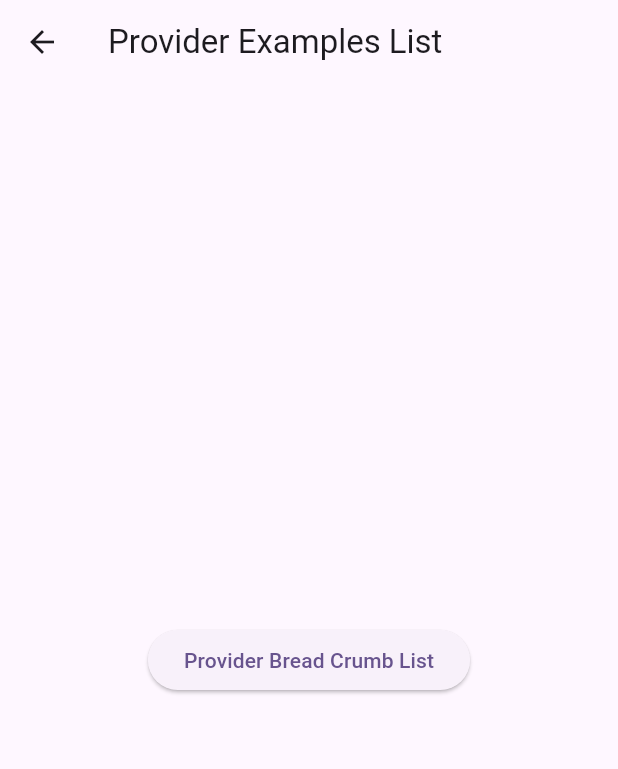
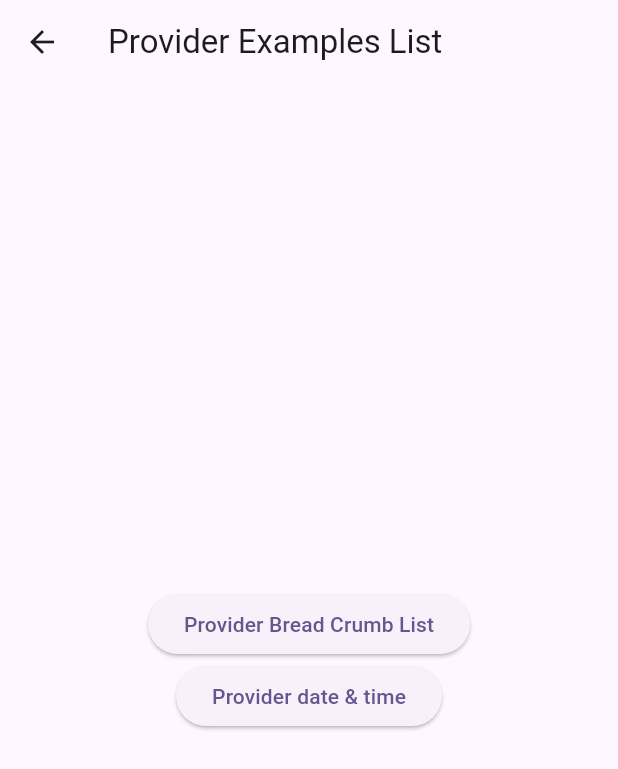
Before and after one commit to pranav-singh-parmar/state_manager_widgets_flutter, a Flutter app: the ProviderExampleListScreen screen opened directly, on a phone screen of 412 x 824 dp. Shown: the top 769 px of the screen. Run offline on Flutter 3.47's test engine with Material 3 defaults, Android fonts, the phone set to English and light mode, and no system bars.

Commit message:
Folder Update, create new screen for date showing provider

```diff
--- /dev/null
+++ b/lib/ui/screens/provider_examples/provider_date_and_time_screen/expensive_date_and_time_class.dart
@@ -0,0 +1,3 @@
+import 'base_date_and_time_class.dart';
+
+class ExpensiveDateAndTimeClass extends BaseDateAndTimeClass {}
--- a/lib/ui/screens/provider_examples/provider_example_list_screen.dart
+++ b/lib/ui/screens/provider_examples/provider_example_list_screen.dart
@@ -9,7 +9,8 @@ class ProviderExampleListScreen extends StatelessWidget {
   ProviderExampleListScreen({super.key});
 
   final List<NavigationEnum> _navigationList = [
-    NavigationEnum.providerBreadCrumbList
+    NavigationEnum.providerBreadCrumbList,
+    NavigationEnum.providerDateAndTime
   ];
 
   @override
@@ -42,6 +43,8 @@ class ProviderExampleListScreen extends StatelessWidget {
     switch (navigationEnum) {
       case NavigationEnum.providerBreadCrumbList:
         return AppTexts.providerBreadCrumbList;
+      case NavigationEnum.providerDateAndTime:
+        return AppTexts.providerDateAndTime;
       default:
         return "";
     }
--- a/lib/utility/app_texts.dart
+++ b/lib/utility/app_texts.dart
@@ -31,4 +31,7 @@ class AppTexts {
 
   //provider_add_bread_crumb_screen
   static const providerAddBreadCrumb = "Provider Add Bread Crumb";
+
+  //provider_date_and_time_screen
+  static const providerDateAndTime = "Provider date & time";
 }
--- a/lib/utility/constants.dart
+++ b/lib/utility/constants.dart
@@ -6,5 +6,6 @@ enum NavigationEnum {
   inheritedNotifier,
   providerExamples,
   providerBreadCrumbList,
-  providerAddBreadCrumb
+  providerAddBreadCrumb,
+  providerDateAndTime
 }
--- a/pubspec.yaml
+++ b/pubspec.yaml
@@ -36,6 +36,7 @@ dependencies:
   cupertino_icons: ^1.0.8
   uuid: ^4.5.1
   provider: ^6.1.2
+  meta: ^1.15.0
 
 dev_dependencies:
   flutter_test:
```
Also changed, not shown: lib/ui/screens/provider_examples/provider_date_and_time_screen/base_date_and_time_class.dart (added, +18 -0 lines), lib/ui/screens/provider_examples/provider_date_and_time_screen/provider_date_and_time_screen.dart (added, +18 -0 lines), lib/utility/navigation.dart (+7 -4 lines), lib/ui/screens/provider_examples/provider_bread_crumb_list_screen/bread_crumb.dart (renamed from lib/ui/screens/provider_examples/provider_bread_crumb_list_screen.dart/bread_crumb.dart), lib/ui/screens/provider_examples/provider_bread_crumb_list_screen/bread_crumb_provider.dart (renamed from lib/ui/screens/provider_examples/provider_bread_crumb_list_screen.dart/bread_crumb_provider.dart), lib/ui/screens/provider_examples/provider_bread_crumb_list_screen/bread_crumb_widget.dart (renamed from lib/ui/screens/provider_examples/provider_bread_crumb_list_screen.dart/bread_crumb_widget.dart), lib/ui/screens/provider_examples/provider_bread_crumb_list_screen/provider_add_bread_crumb_screen.dart (renamed from lib/ui/screens/provider_examples/provider_bread_crumb_list_screen.dart/provider_add_bread_crumb_screen.dart), lib/ui/screens/provider_examples/provider_bread_crumb_list_screen/provider_bread_crumb_list_screen.dart (renamed from lib/ui/screens/provider_examples/provider_bread_crumb_list_screen.dart/provider_bread_crumb_list_screen.dart).
